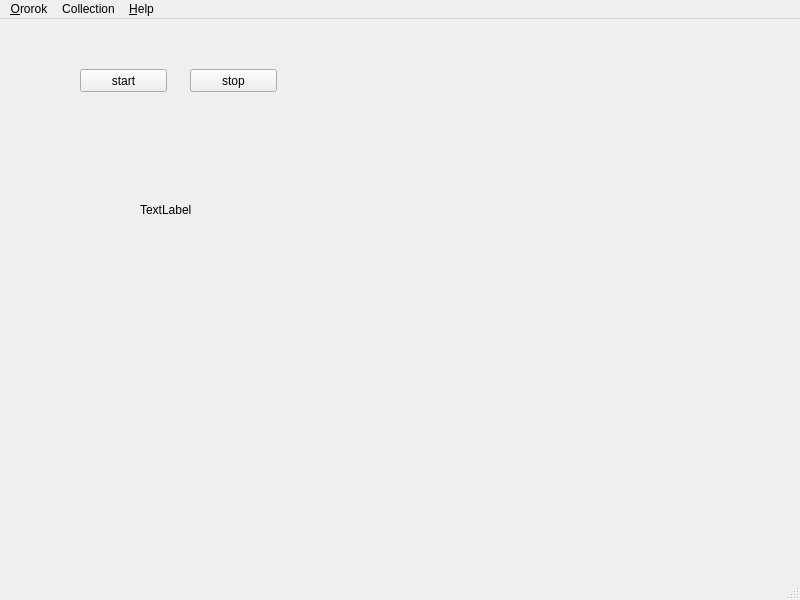
The window that src/mainwindow.ui (sigsergv/ororok) describes before a commit, drawn with Qt 5.
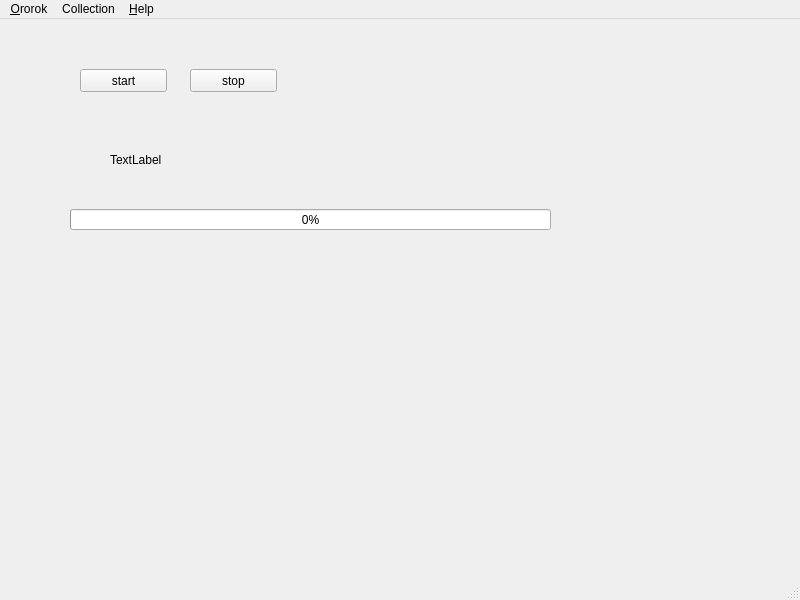
The same window after the commit.

Commit message: Files scan finished. Added progress signal. Added some media files support (based on TagLib).

```diff
--- a/src/mainwindow.ui
+++ b/src/mainwindow.ui
@@ -17,9 +17,9 @@
    <widget class="QLabel" name="label">
     <property name="geometry">
      <rect>
-      <x>140</x>
-      <y>170</y>
-      <width>321</width>
+      <x>110</x>
+      <y>120</y>
+      <width>411</width>
       <height>41</height>
      </rect>
     </property>
@@ -53,6 +53,19 @@
      <string>stop</string>
     </property>
    </widget>
+   <widget class="QProgressBar" name="progressBar">
+    <property name="geometry">
+     <rect>
+      <x>70</x>
+      <y>190</y>
+      <width>481</width>
+      <height>21</height>
+     </rect>
+    </property>
+    <property name="value">
+     <number>0</number>
+    </property>
+   </widget>
   </widget>
   <widget class="QMenuBar" name="menubar">
    <property name="geometry">
```
The commit also changes 10 other files.
